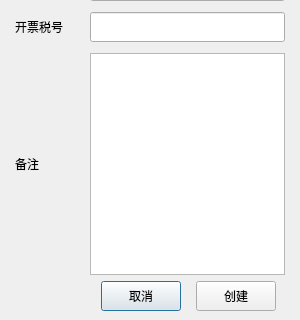
This is Qt/ERP/dialognewsupplier.ui in superp2017/NTERP as Qt 5 draws it before an edit; both pictures show x 0 to 300 and y 290 to 610 of the 300 by 610 pixel window. The edited form follows.
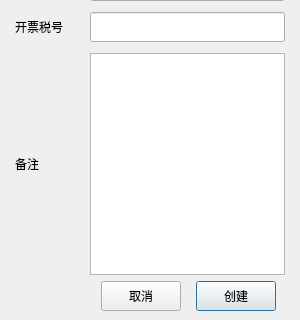
This is the edited form.

```diff
--- a/Qt/ERP/dialognewsupplier.ui
+++ b/Qt/ERP/dialognewsupplier.ui
@@ -272,6 +272,9 @@
        <property name="text">
         <string>取消</string>
        </property>
+       <property name="autoDefault">
+        <bool>false</bool>
+       </property>
       </widget>
      </item>
      <item>
```
